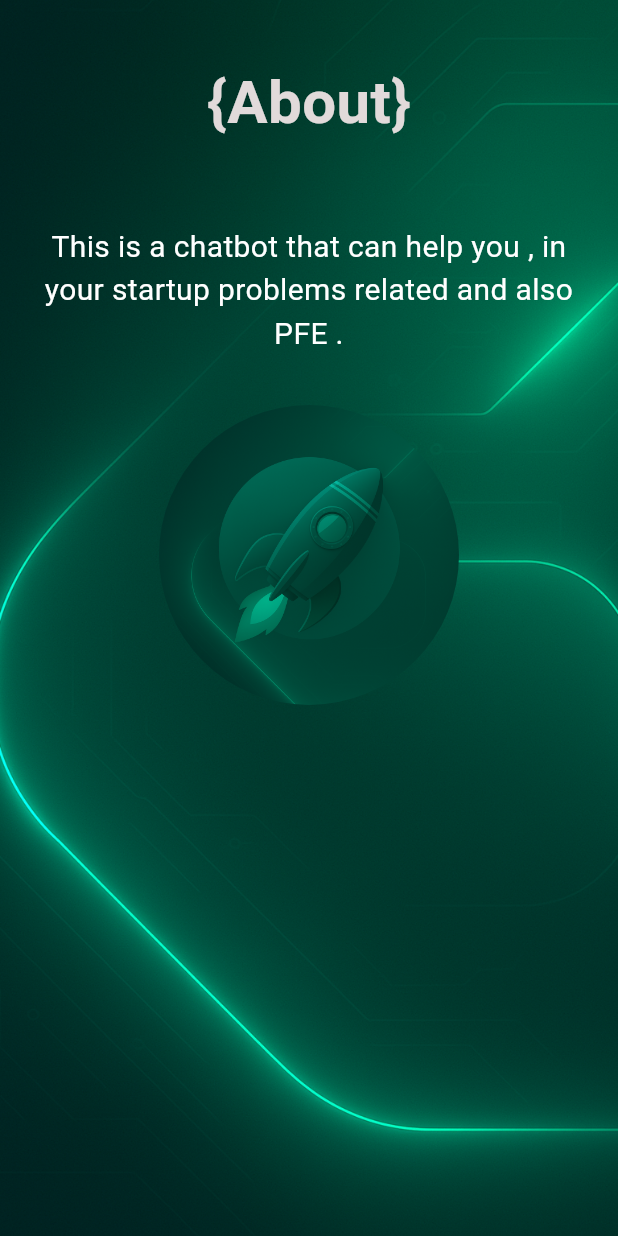
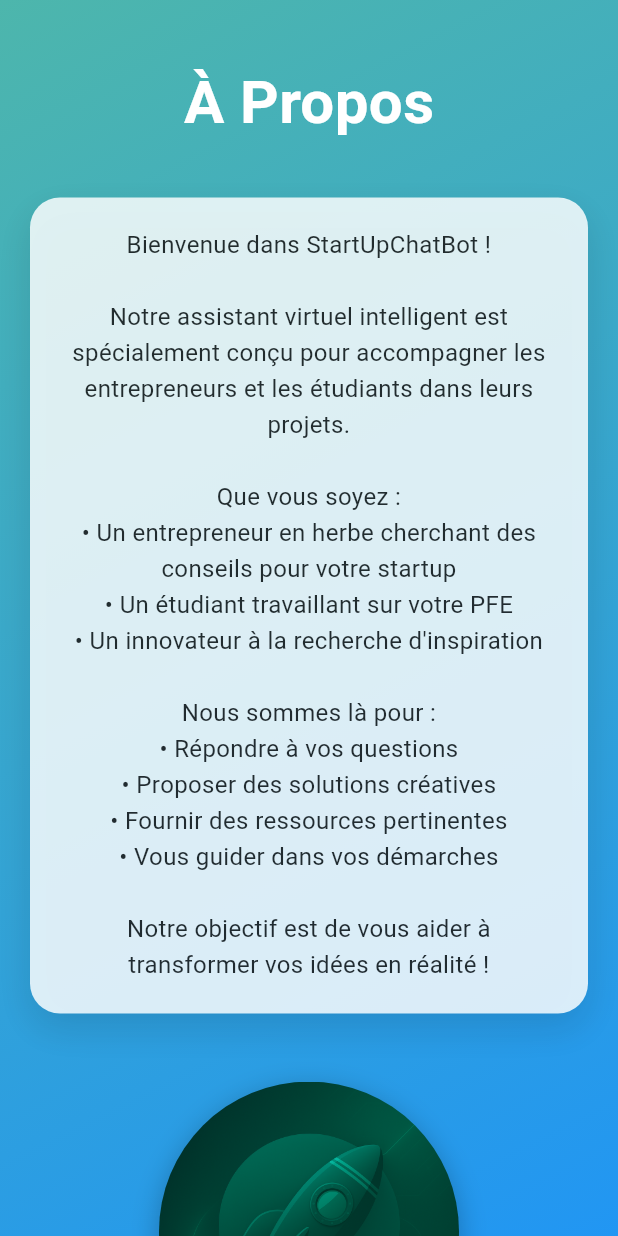
Before and after one commit to youcef-salem/startup_chatbot, a Flutter app: the About screen opened directly, on a phone screen of 412 x 824 dp. Run offline on Flutter 3.47's test engine with Material 3 defaults, Android fonts, the phone set to English and light mode, and no system bars; drawn by our look-alikes of animated_text_kit; our stand-ins replace cloud_firestore, firebase_auth, firebase_core, flutter_chat_types, flutter_chat_ui, permission_handler and 3 more; missing offline and left inert: clipboard, dialog_flowtter; accounts and stored records are empty.

Commit message:
maing some ui chnages

```diff
--- a/lib/screens/about.dart
+++ b/lib/screens/about.dart
@@ -1,67 +1,143 @@
+import 'package:animated_text_kit/animated_text_kit.dart';
 import 'package:flutter/material.dart';
 
-class About extends StatelessWidget {
+
+class About extends StatefulWidget {
   const About({super.key});
+
+  @override
+  State<About> createState() => _AboutState();
+}
+
+class _AboutState extends State<About> with SingleTickerProviderStateMixin {
+  late AnimationController _controller;
+  late Animation<double> _fadeInAnimation;
+  late Animation<Offset> _slideAnimation;
+
+  @override
+  void initState() {
+    super.initState();
+    _controller = AnimationController(
+      duration: const Duration(seconds: 2),
+      vsync: this,
+    );
+
+    _fadeInAnimation = Tween<double>(
+      begin: 0.0,
+      end: 1.0,
+    ).animate(CurvedAnimation(parent: _controller, curve: Curves.easeIn));
+
+    _slideAnimation = Tween<Offset>(
+      begin: const Offset(0, 0.5),
+      end: Offset.zero,
+    ).animate(CurvedAnimation(parent: _controller, curve: Curves.easeOutBack));
+
+    _controller.forward();
+  }
+
+  @override
+  void dispose() {
+    _controller.dispose();
+    super.dispose();
+  }
 
   @override
   Widget build(BuildContext context) {
     return Scaffold(
-    body:
-         SafeArea(
-          child: Container(
+      body: Container(
         width: double.infinity,
         height: double.infinity,
         decoration: BoxDecoration(
-              image: DecorationImage(
-                image: AssetImage('assets/backg.png'),
-                fit: BoxFit.cover,
-                // 🔥 Makes it fullscreen
+          gradient: LinearGradient(
+            begin: Alignment.topLeft,
+            end: Alignment.bottomRight,
+            colors: [Colors.teal.shade300, Colors.blue.shade500],
           ),
         ),
-
-            child: Center(
-
+        child: SafeArea(
+          child: SingleChildScrollView(
+            child: Padding(
+              padding: const EdgeInsets.symmetric(horizontal: 20),
               child: Column(
-
                 children: [
-
-                  SizedBox(height:40),
-                  Text(
-                    "{About}",
-                    style: TextStyle(
-                      color: const Color.fromARGB(255, 225, 218, 218),
+                  SizedBox(height: 40),
+                  AnimatedTextKit(
+                    animatedTexts: [
+                      TypewriterAnimatedText(
+                        'À Propos',
+                        textStyle: TextStyle(
+                          color: Colors.white,
                           fontSize: 40,
                           fontWeight: FontWeight.bold,
+                        ),
+                        speed: const Duration(milliseconds: 200),
+                      ),
+                    ],
+                    totalRepeatCount: 1,
+                  ),
+                  SizedBox(height: 40),
+                  SlideTransition(
+                    position: _slideAnimation,
+                    child: FadeTransition(
+                      opacity: _fadeInAnimation,
+                      child: Container(
+                        padding: EdgeInsets.all(20),
+                        decoration: BoxDecoration(
+                          color: Colors.white.withOpacity(0.9),
+                          borderRadius: BorderRadius.circular(20),
+                          boxShadow: [
+                            BoxShadow(
+                              color: Colors.black12,
+                              blurRadius: 20,
+                              offset: Offset(0, 10),
+                            ),
+                          ],
+                        ),
+                        child: Text(
+                          """Bienvenue dans StartUpChatBot !
 
+Notre assistant virtuel intelligent est spécialement conçu pour accompagner les entrepreneurs et les étudiants dans leurs projets.
+
+Que vous soyez :
+• Un entrepreneur en herbe cherchant des conseils pour votre startup
+• Un étudiant travaillant sur votre PFE
+• Un innovateur à la recherche d'inspiration
+
+Nous sommes là pour :
+• Répondre à vos questions
+• Proposer des solutions créatives
+• Fournir des ressources pertinentes
+• Vous guider dans vos démarches
+
+Notre objectif est de vous aider à transformer vos idées en réalité !""",
+                          style: TextStyle(
+                            color: Colors.black87,
+                            fontSize: 16,
+                            height: 1.5,
+                          ),
+                          textAlign: TextAlign.center,
                         ),
                       ),
-                  SizedBox(height:40),
-
-                  Container(
-                    decoration: BoxDecoration(
-                      color:  Color.fromARGB(0, 203, 210, 207),
-
-                      borderRadius: BorderRadius.circular(50),
-                    ),
-padding: EdgeInsets.all(13),
-
-                    child: Text(
-                      "This is a chatbot that can help you , in your startup problems related and also PFE . ",
-                      style: TextStyle(color: const Color.fromARGB(255, 255, 255, 255
-
-                      ),
-
-                      fontSize: 20
-
-                      ),
-
-                      textAlign: TextAlign.center,
-
                     ),
                   ),
-                  SizedBox(height: 20),
-                  Container(
-                              decoration: BoxDecoration(shape: BoxShape.circle),
+                  SizedBox(height: 40),
+                  TweenAnimationBuilder(
+                    tween: Tween<double>(begin: 0, end: 1),
+                    duration: Duration(seconds: 1),
+                    builder: (context, double value, child) {
+                      return Transform.scale(scale: value, child: child);
+                    },
+                    child: Container(
+                      decoration: BoxDecoration(
+                        shape: BoxShape.circle,
+                        boxShadow: [
+                          BoxShadow(
+                            color: Colors.black26,
+                            blurRadius: 15,
+                            offset: Offset(0, 5),
+                          ),
+                        ],
+                      ),
                       child: ClipOval(
                         child: Image.asset(
                           'assets/rocket.png',
@@ -71,13 +147,14 @@
                         ),
                       ),
                     ),
+                  ),
+                  SizedBox(height: 40),
                 ],
               ),
             ),
-          )
-
-          )
-
+          ),
+        ),
+      ),
     );
   }
 }
--- a/lib/screens/drawer.dart
+++ b/lib/screens/drawer.dart
@@ -3,6 +3,7 @@
 import 'package:startup_chatbot/screens/History.dart';
 import 'package:startup_chatbot/screens/about.dart';
 import 'package:startup_chatbot/screens/acount.dart';
+import 'package:startup_chatbot/screens/contact.dart';
 import 'package:startup_chatbot/screens/persoanl.dart';
 import 'package:startup_chatbot/services/Web_route.dart';
 import 'package:startup_chatbot/services/save_data.dart';
@@ -167,7 +168,7 @@
                     onTap: () {
                       Navigator.push(
                         context,
-                        MaterialPageRoute(builder: (context) => About()),
+                        MaterialPageRoute(builder: (context) => Contact()),
                       );
                     },
                   ),
--- a/lib/services/Web_route.dart
+++ b/lib/services/Web_route.dart
@@ -7,7 +7,9 @@
     'contact': 'https://linktr.ee/fbstartupshall',
     'register': 'https://moulayamine.github.io/StartUpChatBot/',
     'more'  : 'https://moulayamine.github.io/intentPage/',
-
+   'github'  : 'https://github.com/youcef-salem',
+     'mail': 'mailto:salmywsf964@gmail.com',
+    'tel': 'tel:+213791556965',
   };
  Future<void> launchWebsite(String site_name) async {
       // Close the drawer
--- a/pubspec.yaml
+++ b/pubspec.yaml
@@ -51,6 +51,8 @@
   sqflite: ^2.4.2
   path: ^1.9.1
   clipboard: ^0.1.3
+  animated_text_kit: ^4.2.3
+
 dev_dependencies:
   flutter_test:
     sdk: flutter
```
Also changed, not shown: lib/Widget/rowcontact.dart (added, +63 -0 lines), lib/screens/contact.dart (added, +100 -0 lines), lib/screens/home.dart (+12 -25 lines), pubspec.lock. Lines whose indentation alone changed are shown as unchanged.
